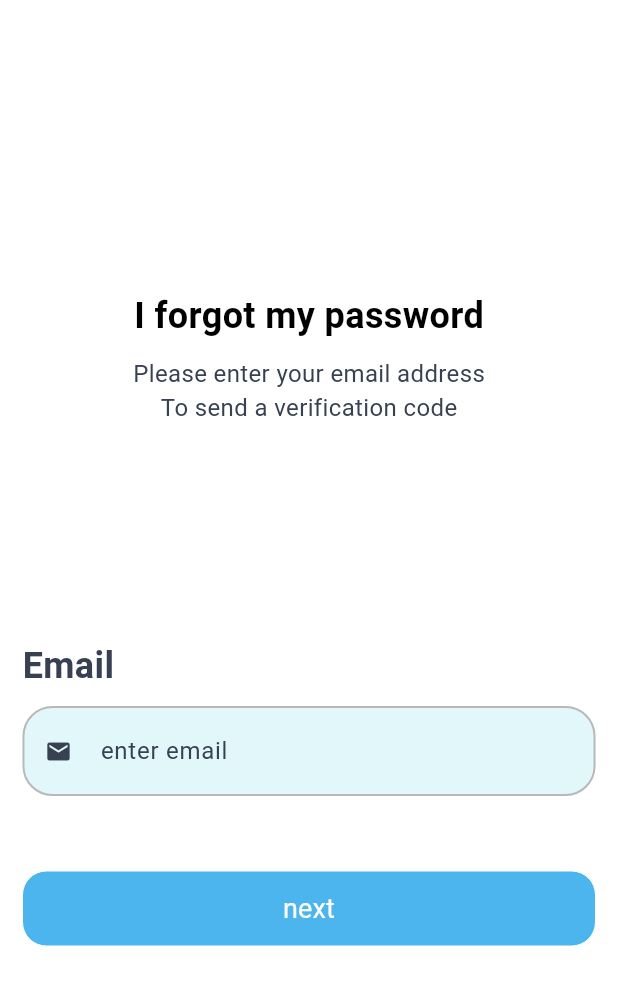
After one commit to engmohammedali/flutter-template, a Flutter app: the screen it shows after launch, after a tap on "Forgot your password?", on a phone screen of 412 x 824 dp. The commit adds this screen. Shown: the top 985 px of the screen. Run offline on Flutter 3.47's test engine with Material 3 defaults, Android fonts, the phone set to English and light mode, and no system bars; our stand-ins replace cached_network_image, connectivity_plus, dio, firebase_analytics, flutter_hooks, flutter_secure_storage and 6 more; missing offline and left inert: webview_flutter_android, webview_flutter_wkwebview; accounts and stored records are empty; Roboto replaces fonts that are missing (Rubik).

Commit message:
add scraan reset password

```diff
--- a/lib/core/router/routes.dart
+++ b/lib/core/router/routes.dart
@@ -1,4 +1,5 @@
 import 'package:template/core/router/app_routes.dart';
+import 'package:template/features/auth/pages/Password_reset_screen.dart';
 import 'package:template/features/auth/pages/login_screen.dart';
 import 'package:template/features/help/help_screen.dart';
 import 'package:template/features/home/home.dart';
@@ -43,18 +44,12 @@ List<GoRoute> routes = [
     path: AppRoutes.login.path,
     name: AppRoutes.login.name,
     builder: (_, __) => LoginScreen(),
-    redirect: (context, state) {},
     routes: [
-      // GoRoute(
-      //   path: AppRoutes.resetPassword.path,
-      //   name: AppRoutes.resetPassword.name,
-      //   builder: (_, __) => const PasswordResetScreen(),
-      // ),
-      // GoRoute(
-      //   path: AppRoutes.resetPasswordDone.path,
-      //   name: AppRoutes.resetPasswordDone.name,
-      //   builder: (_, __) => const PasswordResetDoneScreen(),
-      // ),
+      GoRoute(
+        path: AppRoutes.resetPassword.path,
+        name: AppRoutes.resetPassword.name,
+        builder: (_, __) => const PasswordResetScreen(),
+      ),
     ],
   ),
   GoRoute(
@@ -62,12 +57,8 @@ List<GoRoute> routes = [
     name: AppRoutes.home.name,
     builder: (_, __) => const HomeScreen(),
   ),
+
   /*
-      GoRoute(
-        path: AppRoutes.register.path,
-        name: AppRoutes.register.name,
-        builder: (_, __) => const RegisterScreen(),
-      ),
       ShellRoute(
         navigatorKey: shellNavigatorKey,
         pageBuilder: (context, state, child) {
--- a/lib/core/utils/snackbars.dart
+++ b/lib/core/utils/snackbars.dart
@@ -1,5 +1,4 @@
 import 'package:flutter/material.dart';
-
 import 'package:template/core/keys/keys.dart';
 
 // ScaffoldFeatureController<SnackBar, SnackBarClosedReason>?
--- /dev/null
+++ b/lib/features/auth/pages/Password_reset_screen.dart
@@ -0,0 +1,134 @@
+import 'package:flutter/material.dart';
+import 'package:hooks_riverpod/hooks_riverpod.dart';
+import 'package:template/components/loading/loading_widget.dart';
+import 'package:template/core/functions/validators.dart';
+import 'package:template/core/utils/app_text_button.dart';
+import 'package:template/core/utils/app_text_form_field.dart';
+import 'package:template/core/utils/snackbars.dart';
+import 'package:template/features/auth/providers/forget_password.dart';
+
+class PasswordResetScreen extends ConsumerStatefulWidget {
+  const PasswordResetScreen({super.key});
+
+  @override
+  ConsumerState<PasswordResetScreen> createState() => _ForgetPasswordState();
+}
+
+class _ForgetPasswordState extends ConsumerState<PasswordResetScreen> {
+  final TextEditingController email = TextEditingController();
+
+  final FocusNode _emailFocus = FocusNode();
+  final FocusNode _buttonFocus = FocusNode();
+  final key = GlobalKey<FormState>();
+  @override
+  void dispose() {
+    _emailFocus.dispose();
+    _buttonFocus.dispose();
+    email.dispose();
+    super.dispose();
+  }
+
+  @override
+  Widget build(BuildContext context) {
+    final forgetPasswordState = ref.watch(forgetPasswordProvider);
+    return SafeArea(
+      child: Scaffold(
+        body: Container(
+          width: double.infinity,
+          height: double.infinity,
+          padding: EdgeInsets.symmetric(horizontal: 15, vertical: 50),
+          child: Column(
+            mainAxisAlignment: MainAxisAlignment.spaceEvenly,
+            crossAxisAlignment: CrossAxisAlignment.center,
+            children: [
+              Column(
+                mainAxisAlignment: MainAxisAlignment.center,
+                children: [
+                  Text(
+                    'I forgot my password',
+                    style: const TextStyle(
+                      fontSize: 24,
+                      color: Color.fromRGBO(0, 0, 0, 1),
+                      fontWeight: FontWeight.bold,
+                    ),
+                  ),
+                  const SizedBox(
+                    height: 10,
+                  ),
+                  Text(
+                    'Please enter your email address',
+                    style: const TextStyle(
+                      fontSize: 16,
+                      fontWeight: FontWeight.w400,
+                    ),
+                  ),
+                  Text(
+                    'To send a verification code',
+                    style: const TextStyle(
+                      fontSize: 16,
+                      fontWeight: FontWeight.w400,
+                    ),
+                  ),
+                ],
+              ),
+              Form(
+                key: key,
+                child: Column(
+                  crossAxisAlignment: CrossAxisAlignment.start,
+                  children: [
+                    Text(
+                      'Email',
+                      style: const TextStyle(
+                        fontSize: 24,
+                        fontWeight: FontWeight.bold,
+                      ),
+                    ),
+                    const SizedBox(
+                      height: 10,
+                    ),
+                    AppTextFormField(
+                      borderRadius: 20,
+                      focusNode: _emailFocus,
+                      onFieldSubmitted: (_) {
+                        FocusScope.of(context).requestFocus(_buttonFocus);
+                      },
+                      hintText: 'enter email',
+                      validator: validateEmailEnglish,
+                      prefixIcon: Icon(Icons.email),
+                    ),
+                    const SizedBox(
+                      height: 50,
+                    ),
+                    forgetPasswordState.isLoading
+                        ? LoadingWidget()
+                        : AppTextButton(
+                            backgroundColor: Color.fromRGBO(76, 181, 237, 1),
+                            buttonText: 'next',
+                            textStyle: TextStyle(
+                              fontSize: 18,
+                              color: Colors.white,
+                              fontWeight: FontWeight.w400,
+                            ),
+                            onPressed: () async {},
+                          )
+                  ],
+                ),
+              ),
+            ],
+          ),
+        ),
+      ),
+    );
+  }
+
+  Future submit(ForgetPasswordProvider forgetPasswordState) async {
+    if (key.currentState!.validate()) {
+      await forgetPasswordState.sendEmail();
+      if (forgetPasswordState.isSuccess) {
+        showSuccessSnackbar('Active email has been sent');
+      } else if (forgetPasswordState.isError) {
+        showErrorSnackbar('Unable to send email');
+      }
+    }
+  }
+}
--- a/lib/features/auth/pages/widgets/form_login.dart
+++ b/lib/features/auth/pages/widgets/form_login.dart
@@ -7,6 +7,7 @@ import 'package:template/core/utils/app_text_button.dart';
 import 'package:template/core/utils/app_text_form_field.dart';
 import 'package:template/core/utils/snackbars.dart';
 import 'package:template/features/auth/data/models/user_model.dart';
+import 'package:template/features/auth/pages/Password_reset_screen.dart';
 import 'package:template/features/auth/pages/widgets/check_is_visibility.dart';
 import 'package:template/features/auth/providers/auth_provider.dart';
 import 'package:template/providers/auth_provider.dart';
@@ -29,8 +30,8 @@ class _FormLoginState extends State<FormLogin> {
   final FocusNode _buttonNode = FocusNode();
   @override
   void dispose() {
-    controllerEmail.clear();
-    controllerPassword.clear();
+    controllerEmail.dispose();
+    controllerPassword.dispose();
     _firstNode.dispose();
     _secoundNode.dispose();
     _buttonNode.dispose();
@@ -112,7 +113,21 @@ class _FormLoginState extends State<FormLogin> {
                   suffixIcon: CheckIsVisibility());
             }),
             SizedBox(
-              height: 50,
+              height: 10,
+            ),
+            Align(
+              alignment: Alignment.centerRight,
+              child: TextButton(
+                  onPressed: () {
+                    Navigator.push(
+                        context,
+                        MaterialPageRoute(
+                            builder: (context) => PasswordResetScreen()));
+                  },
+                  child: Text('Forgot your password?')),
+            ),
+            SizedBox(
+              height: 30,
             ),
             Consumer(
               builder: (context, ref, child) {
--- /dev/null
+++ b/lib/features/auth/providers/forget_password.dart
@@ -0,0 +1,28 @@
+import 'package:flutter/material.dart';
+import 'package:hooks_riverpod/hooks_riverpod.dart';
+
+final forgetPasswordProvider =
+    ChangeNotifierProvider((ref) => ForgetPasswordProvider());
+
+class ForgetPasswordProvider extends ChangeNotifier {
+  bool _isLoading = false;
+  bool _isError = false;
+  bool _isSuccess = false;
+  Future<void> sendEmail() async {
+    try {
+      _isLoading = true;
+        notifyListeners();
+      await Future.delayed(Duration(seconds: 5));
+      _isLoading = false;
+      _isSuccess = true;
+      notifyListeners();
+    } catch (e) {
+      _isError = true;
+      notifyListeners();
+    }
+  }
+
+  bool get isLoading => _isLoading;
+  bool get isSuccess => _isSuccess;
+  bool get isError => _isError;
+}
```
